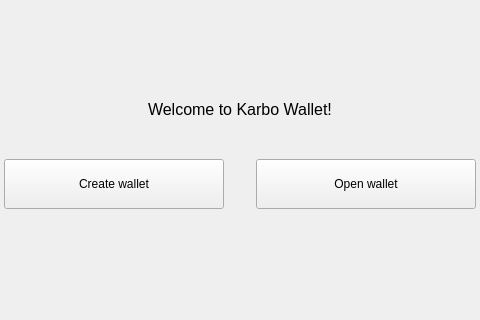
Before: the Qt Designer form src/gui/ui/nowalletframe.ui in qwertycoin-org/qwertycoin-gui, drawn with Qt 5; both pictures show x 179 to 659 and y 0 to 320 of the 838 by 562 pixel window.
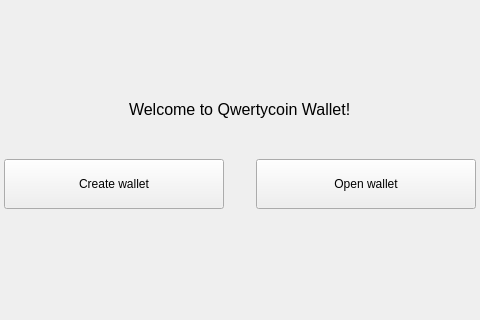
After: the same form once the commit is applied.

Commit message: Layout / Language fix

The edit to the form file:
```diff
--- a/src/gui/ui/nowalletframe.ui
+++ b/src/gui/ui/nowalletframe.ui
@@ -59,7 +59,7 @@
       </font>
      </property>
      <property name="text">
-      <string>Welcome to Karbo Wallet!</string>
+      <string>Welcome to Qwertycoin Wallet!</string>
      </property>
     </widget>
    </item>
```
The commit also changes 5 other files.
